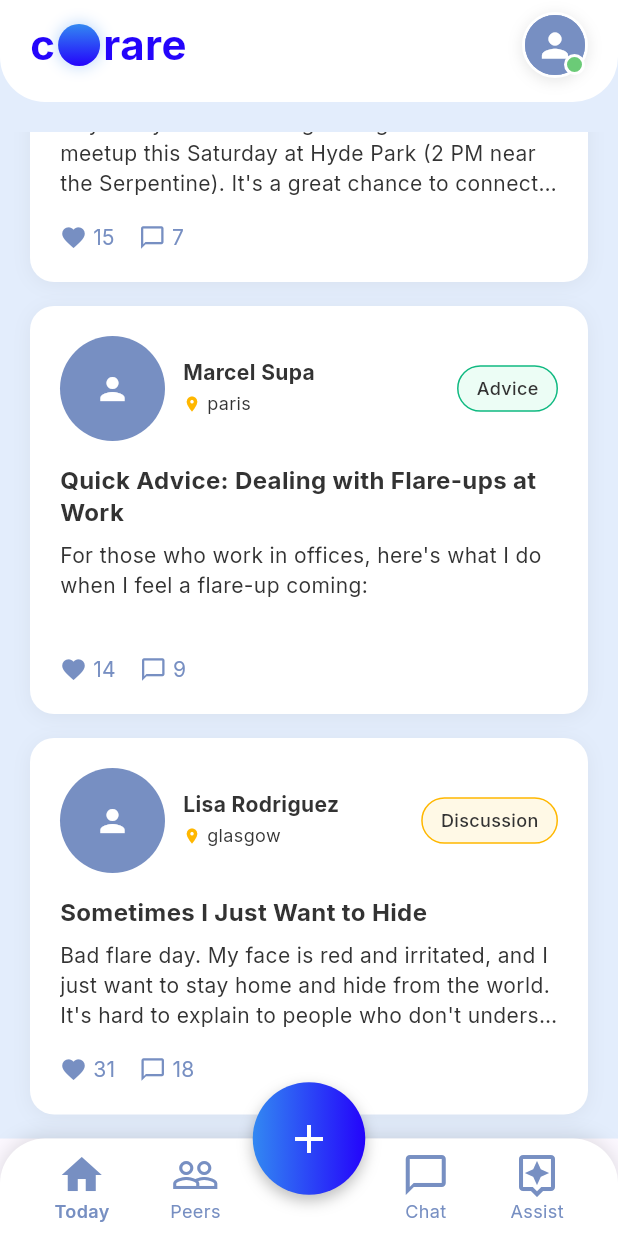
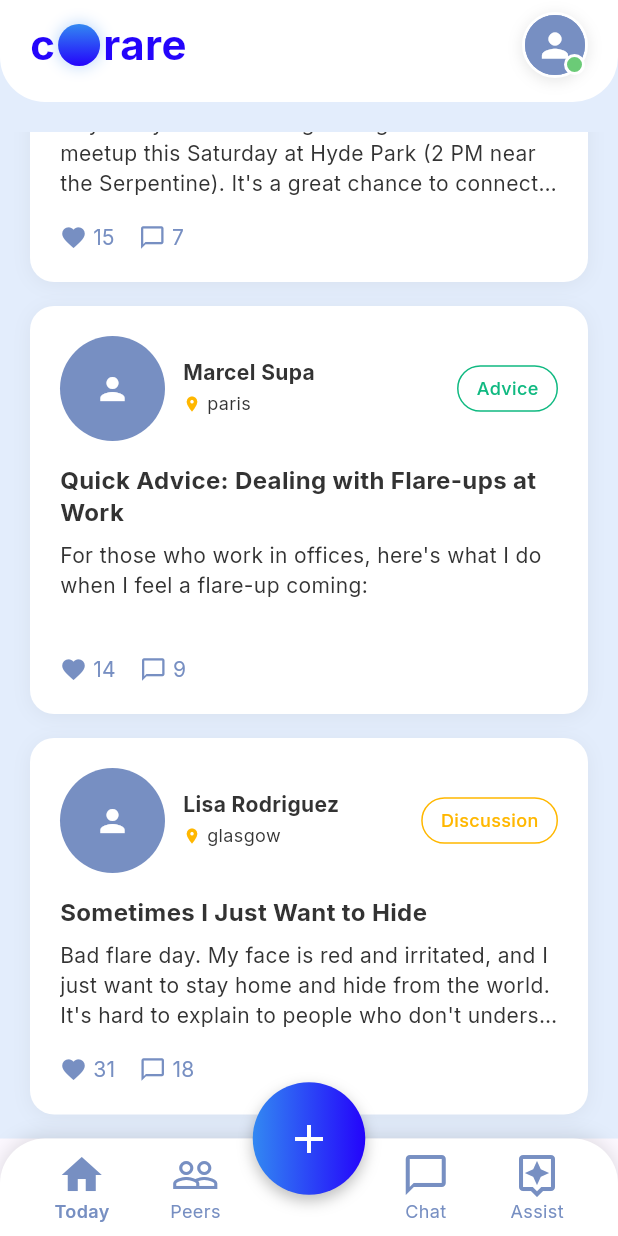
Before and after one commit to philippearmel/corare3, a Flutter app: the screen it shows after launch, scrolled down 2188 dp, on a phone screen of 412 x 824 dp. Run offline on Flutter 3.47's test engine with Material 3 defaults, Android fonts, the phone set to English and light mode, and no system bars; our stand-ins replace go_router, google_fonts; network calls fail.

Commit message:
fixing feed style

```diff
--- a/lib/widgets/post_card.dart
+++ b/lib/widgets/post_card.dart
@@ -206,33 +206,27 @@ class PostCard extends StatelessWidget {
   }
 
   Widget _buildPostTypeTag(String category) {
-    Color backgroundColor;
     Color borderColor;
     String label;
 
     switch (category.toLowerCase()) {
       case 'discussion':
-        backgroundColor = const Color(0xFFFFF9E6);
         borderColor = const Color(0xFFFFB700);
         label = 'Discussion';
         break;
       case 'question':
-        backgroundColor = const Color(0xFFF3E8FF);
         borderColor = const Color(0xFF8B5CF6);
         label = 'Question';
         break;
       case 'advice':
-        backgroundColor = const Color(0xFFECFDF5);
         borderColor = const Color(0xFF10B981);
         label = 'Advice';
         break;
       case 'announcement':
-        backgroundColor = const Color(0xFFF0FDF4);
         borderColor = const Color(0xFF22C55E);
         label = 'Announcement';
         break;
       default:
-        backgroundColor = const Color(0xFFFFF9E6);
         borderColor = const Color(0xFFFFB700);
         label = 'Discussion';
         break;
@@ -241,7 +235,7 @@ class PostCard extends StatelessWidget {
     return Container(
       padding: const EdgeInsets.symmetric(horizontal: 12, vertical: 6),
       decoration: BoxDecoration(
-        color: backgroundColor,
+        color: Colors.white,
         border: Border.all(color: borderColor, width: 1),
         borderRadius: BorderRadius.circular(16),
       ),
@@ -249,7 +243,7 @@ class PostCard extends StatelessWidget {
         label,
         style: GoogleFonts.inter(
           fontSize: 12,
-          color: AppTheme.darkGray,
+          color: borderColor,
           fontWeight: FontWeight.w500,
         ),
       ),
```
